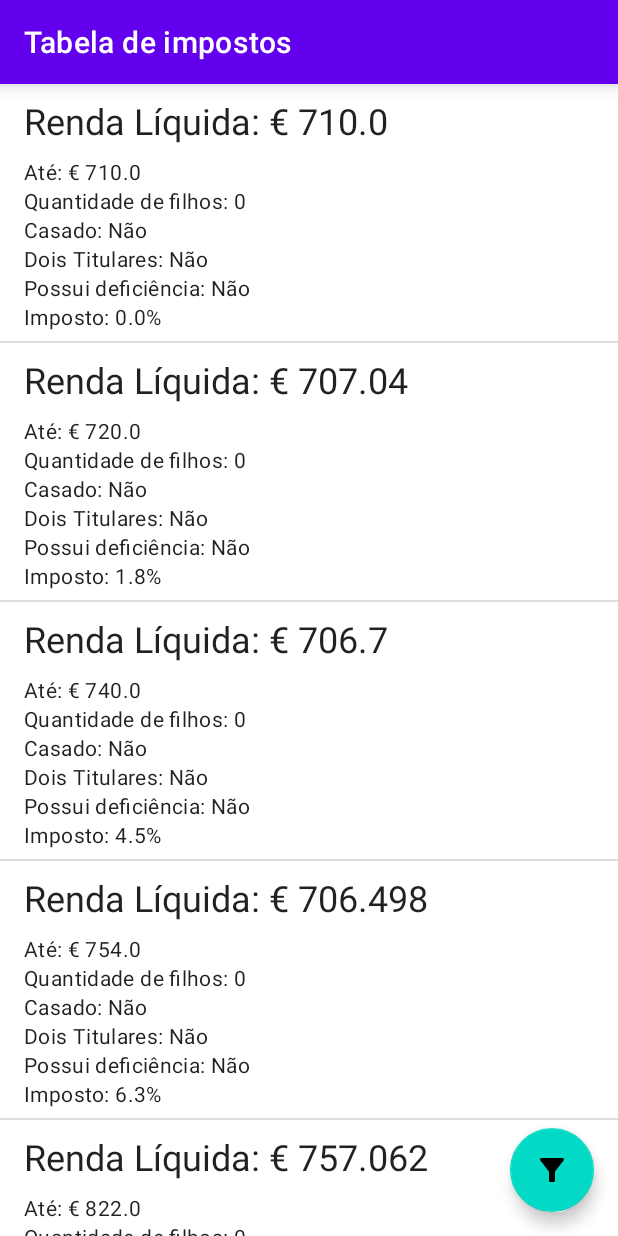
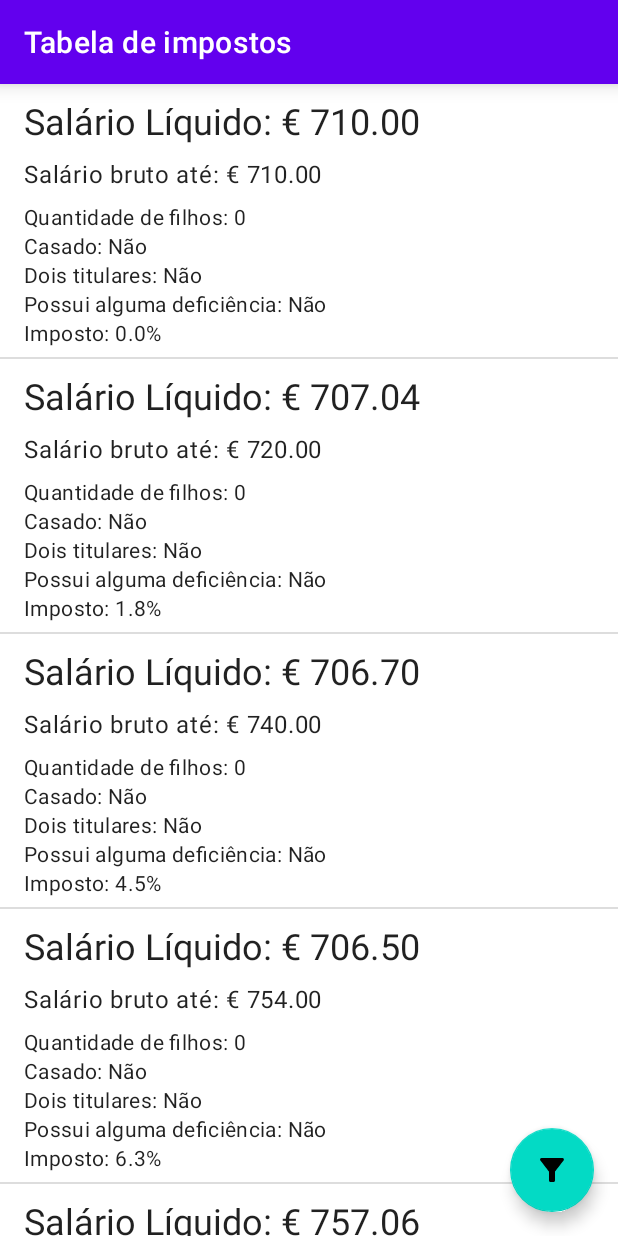
Before and after one commit to raynerweb/financas, an Android app: the TaxTableFragment screen opened through its navigation route, on a phone screen of 412 x 824 dp. Run offline under Robolectric (Android 15) with nearby library versions, the phone set to English and light mode, and no system bars; our stand-ins replace Dagger/Hilt's generated code, data binding; 4 statements that could not run were skipped.

Commit message:
layout and currency format

```diff
--- /dev/null
+++ b/app/src/main/java/br/com/raynerweb/portugal/financas/ext/DoubleExt.kt
@@ -0,0 +1,13 @@
+package br.com.raynerweb.portugal.financas.ext
+
+import java.text.NumberFormat
+import java.util.*
+
+private const val EUR = "EUR"
+internal fun Double.toCurrency(): String {
+    val currencyFormatter = NumberFormat.getInstance()
+    currencyFormatter.minimumFractionDigits = 2
+    currencyFormatter.maximumFractionDigits = 2
+    currencyFormatter.currency = Currency.getInstance(EUR)
+    return currencyFormatter.format(this)
+}
--- a/app/src/main/java/br/com/raynerweb/portugal/financas/viewmodel/TaxTableViewModel.kt
+++ b/app/src/main/java/br/com/raynerweb/portugal/financas/viewmodel/TaxTableViewModel.kt
@@ -9,6 +9,7 @@ import androidx.lifecycle.viewModelScope
 import br.com.raynerweb.portugal.financas.R
 import br.com.raynerweb.portugal.financas.domain.repository.IRSRepository
 import br.com.raynerweb.portugal.financas.domain.repository.model.Imposto
+import br.com.raynerweb.portugal.financas.ext.toCurrency
 import br.com.raynerweb.portugal.financas.ui.model.Tax
 import dagger.hilt.android.lifecycle.HiltViewModel
 import kotlinx.coroutines.launch
@@ -99,11 +100,11 @@ class TaxTableViewModel @Inject constructor(
             taxTable.value = impostosFiltrados.map { imposto ->
                 val rendaLiquidaInformada = context.getString(
                     R.string.renda_liquida,
-                    (renda - (renda * imposto.imposto)).toString()
+                    (renda - (renda * imposto.imposto)).toCurrency()
                 )
                 val rendaLiquidaPadrao = context.getString(
                     R.string.renda_liquida,
-                    (imposto.rendaLimite - (imposto.rendaLimite * imposto.imposto)).toString()
+                    (imposto.rendaLimite - (imposto.rendaLimite * imposto.imposto)).toCurrency()
                 )
                 Tax(
                     doisTitulares = context.getString(
@@ -115,7 +116,7 @@ class TaxTableViewModel @Inject constructor(
                         rendaLiquidaPadrao,
                     rendaLimite = context.getString(
                         R.string.renda_ate,
-                        imposto.rendaLimite.toString()
+                        imposto.rendaLimite.toCurrency()
                     ),
                     porcentagemImposto = context.getString(
                         R.string.imposto,
--- a/app/src/main/res/layout/view_tax.xml
+++ b/app/src/main/res/layout/view_tax.xml
@@ -31,7 +31,7 @@
 
         <TextView
             android:id="@+id/tv_renda_ate"
-            style="?attr/textAppearanceBody2"
+            style="?attr/textAppearanceBody1"
             android:layout_width="0dp"
             android:layout_height="wrap_content"
             android:paddingStart="16dp"
@@ -47,6 +47,7 @@
             style="?attr/textAppearanceBody2"
             android:layout_width="0dp"
             android:layout_height="wrap_content"
+            android:layout_marginTop="8dp"
             android:paddingStart="16dp"
             android:paddingEnd="16dp"
             android:text="@{tax.qtdeFilhos}"
--- a/app/src/main/res/values/strings.xml
+++ b/app/src/main/res/values/strings.xml
@@ -1,15 +1,15 @@
 <resources>
-    <string name="app_name">Financas</string>
-    <string name="simulador_financas_bem_vindo">Simulador de Financas de Portugal. %1$s%2$s  \nBem vindo!</string>
+    <string name="app_name">IRS Portugal</string>
+    <string name="simulador_financas_bem_vindo">Calcule seu salário líquido. %1$s%2$s  \nBem vindo!</string>
     <string name="proximo">Próximo</string>
-    <string name="dois_titulares">Dois Titulares: %1$s</string>
-    <string name="renda_liquida">Renda Líquida: € %1$s</string>
-    <string name="renda_ate">Até: € %1$s</string>
+    <string name="dois_titulares">Dois titulares: %1$s</string>
+    <string name="renda_liquida">Salário Líquido: € %1$s</string>
+    <string name="renda_ate">Salário bruto até: € %1$s</string>
     <string name="qtde_filhos">Quantidade de filhos: %1$s</string>
     <string name="casado">Casado: %1$s</string>
-    <string name="deficiencia">Possui deficiência: %1$s</string>
+    <string name="deficiencia">Possui alguma deficiência: %1$s</string>
     <string name="imposto">Imposto: %1$s</string>
-    <string name="informe_sua_renda">Informe sua renda</string>
+    <string name="informe_sua_renda">Informe seu salário bruto</string>
     <string name="aplicar_filtro">Aplicar Filtro</string>
     <string name="eh_casado">É Casado?</string>
     <string name="dois_titulares_">Dois titulares</string>
```
